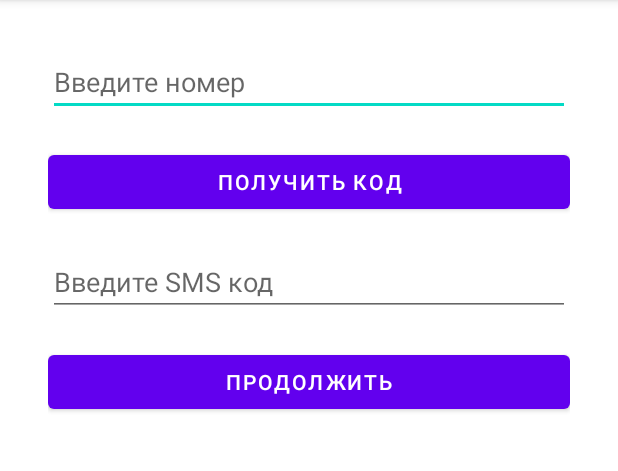
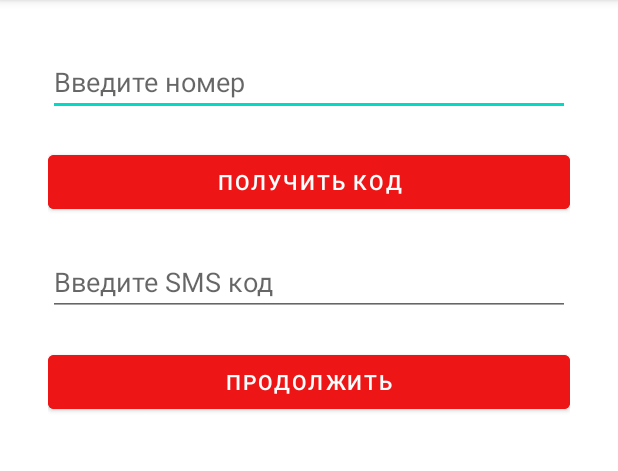
Before and after one commit to Mamedov08/TaskManager, an Android app: the screen it shows after launch (MainActivity), on a phone screen of 412 x 824 dp, the part 84-555 px from its top. Run offline under Robolectric (Android 15) with nearby library versions, the phone set to English and light mode, and no system bars; our stand-ins replace Firebase (no records; nobody signed in at launch, a user with empty details on screens opened directly), Room's generated code, navigation-ui; 2 statements that could not run were skipped.

Commit message:
5 firebasee

```diff
--- a/app/src/main/res/layout/fragment_auth.xml
+++ b/app/src/main/res/layout/fragment_auth.xml
@@ -14,6 +14,7 @@
         android:hint="Введите номер"/>
 
     <Button
+        android:backgroundTint="@color/red"
         android:id="@+id/btnGetCode"
         android:layout_marginTop="20dp"
         android:layout_width="match_parent"
@@ -29,6 +30,7 @@
         android:hint="Введите SMS код"/>
 
     <Button
+        android:backgroundTint="@color/red"
         android:id="@+id/btnContinue"
         android:layout_marginTop="20dp"
         android:layout_width="match_parent"
--- a/app/src/main/res/values/colors.xml
+++ b/app/src/main/res/values/colors.xml
@@ -7,4 +7,5 @@
     <color name="teal_700">#FF018786</color>
     <color name="black">#FF000000</color>
     <color name="white">#FFFFFFFF</color>
+    <color name="red">#ED1515</color>
 </resources>
```
